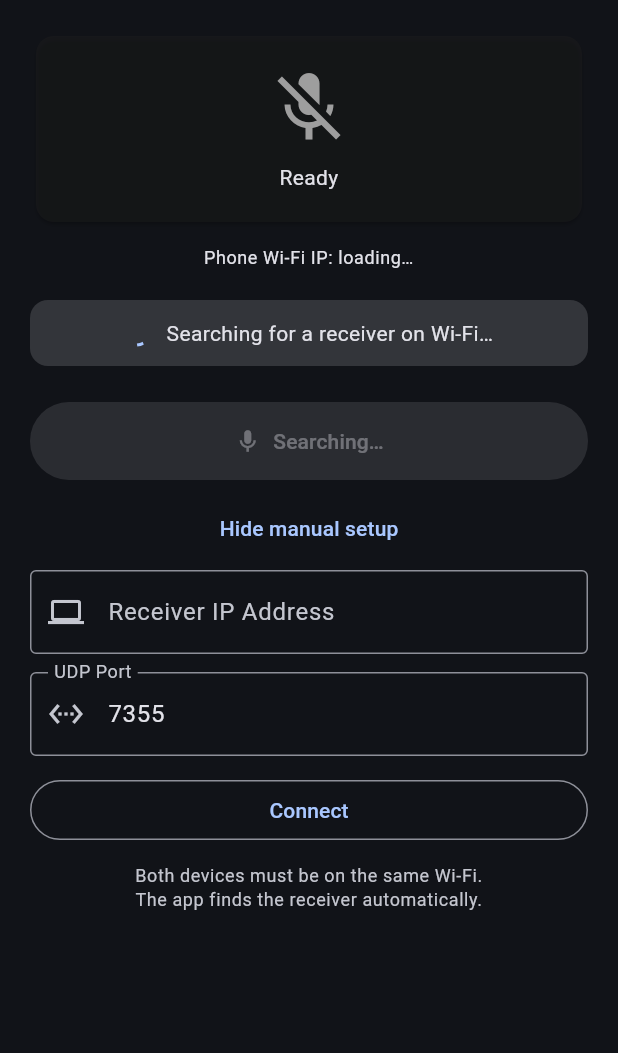
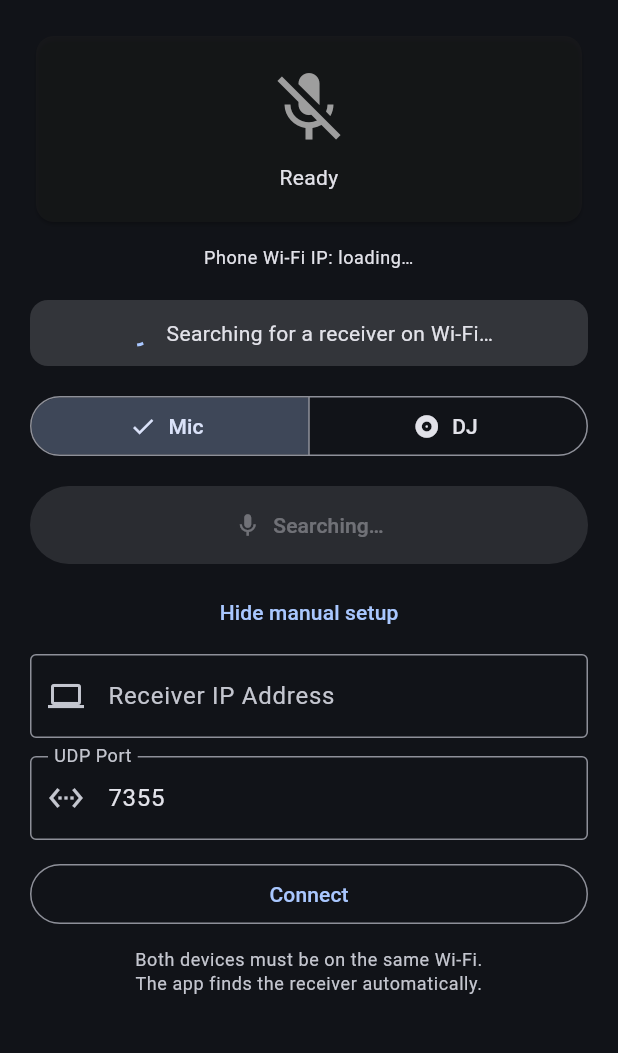
Before and after one commit to jesusonoro/wireless-mic, a Flutter app: the screen it shows after launch, on a phone screen of 412 x 824 dp, the part 84-1137 px from its top. Run offline on Flutter 3.47's test engine with Material 3 defaults, Android fonts, the phone set to English and light mode, and no system bars; our stand-ins replace permission_handler, wakelock_plus; missing offline and left inert: network_info_plus; statements that could not run were skipped.

Commit message:
Sender UI: MIC / DJ mode toggle
SegmentedButton to pick Mic vs DJ, disabled while streaming. DJ deliberately
does NOT auto-connect on discovery (it would pop the screen-capture consent
dialog with no user gesture) — it requires an explicit Start press, while mic
keeps its zero-config auto-connect. The VU meter, status icon, elapsed-time
readout (5 ms vs 10 ms chunks), and button label all adapt to the mode.

Co-Authored-By: Claude Opus 4.8 (1M context) <noreply@anthropic.com>

```diff
--- a/sender/lib/audio/audio_service.dart
+++ b/sender/lib/audio/audio_service.dart
@@ -15,4 +15,8 @@ class AudioService {
   Future<void> stopStreaming() {
     return _method.invokeMethod('stop');
   }
+
+  Future<void> startDj({required String host, required int port}) {
+    return _method.invokeMethod('startDj', {'host': host, 'port': port});
+  }
 }
--- a/sender/lib/ui/sender_screen.dart
+++ b/sender/lib/ui/sender_screen.dart
@@ -6,6 +6,8 @@ import 'package:network_info_plus/network_info_plus.dart';
 import 'package:wakelock_plus/wakelock_plus.dart';
 import '../audio/audio_service.dart';
 import '../discovery/discovery_service.dart';
+
+enum CaptureMode { mic, dj }
 
 class SenderScreen extends StatefulWidget {
   const SenderScreen({super.key});
@@ -28,11 +30,12 @@ class _SenderScreenState extends State<SenderScreen> {
   bool _showManual = false;
   String _status = 'Ready';
   int _packetsSent = 0;
-  double _level = 0;           // mic input level 0..1 for the VU meter
+  double _level = 0;           // input level 0..1 for the VU meter
   String _myIp = 'loading…';
   DiscoveredReceiver? _receiver;
   String? _ipError;
   String? _portError;
+  CaptureMode _mode = CaptureMode.mic;
 
   static const _ipPattern = r'^\d{1,3}\.\d{1,3}\.\d{1,3}\.\d{1,3}$';
 
@@ -67,8 +70,11 @@ class _SenderScreenState extends State<SenderScreen> {
   void _onReceiverFound(DiscoveredReceiver r) {
     final isNew = _receiver?.host != r.host || _receiver?.port != r.port;
     _receiver = r;
-    if (!_streaming && !_userStopped && !_connecting) {
-      _connect(r);                       // zero-config auto-connect
+    // Only auto-connect in MIC mode. In DJ mode the user must press Start
+    // explicitly — auto-connecting would fire the system screen-capture consent
+    // dialog without any user gesture, which is intrusive.
+    if (_mode == CaptureMode.mic && !_streaming && !_userStopped && !_connecting) {
+      _connect(r);                       // zero-config auto-connect (mic only)
     } else if (isNew && mounted) {
       setState(() {});                   // refresh the "found" banner
     }
@@ -100,6 +106,19 @@ class _SenderScreenState extends State<SenderScreen> {
     }
 
     try {
+      if (_mode == CaptureMode.dj) {
+        await _service.startDj(host: r.host, port: r.port);
+        // startDj returns before the system consent dialog resolves; streaming
+        // state is optimistic. If the user denies screen capture no packets will
+        // arrive (counter stays 0) and they can Stop and retry.
+        await WakelockPlus.enable();
+        setState(() {
+          _streaming = true;
+          _connecting = false;
+          _packetsSent = 0;
+          _status = 'Starting DJ — accept the screen-capture prompt';
+        });
+      } else {
         await _service.startStreaming(host: r.host, port: r.port);
         await WakelockPlus.enable();
         setState(() {
@@ -108,6 +127,7 @@ class _SenderScreenState extends State<SenderScreen> {
           _packetsSent = 0;
           _status = 'Connected to ${r.name}';
         });
+      }
     } on Exception catch (e) {
       setState(() {
         _connecting = false;
@@ -159,6 +179,7 @@ class _SenderScreenState extends State<SenderScreen> {
   @override
   Widget build(BuildContext context) {
     final cs = Theme.of(context).colorScheme;
+    final isDj = _mode == CaptureMode.dj;
     return Scaffold(
       backgroundColor: cs.surface,
       appBar: AppBar(
@@ -171,7 +192,12 @@ class _SenderScreenState extends State<SenderScreen> {
           child: Column(
             crossAxisAlignment: CrossAxisAlignment.stretch,
             children: [
-              _StatusCard(streaming: _streaming, status: _status, packets: _packetsSent),
+              _StatusCard(
+                streaming: _streaming,
+                status: _status,
+                packets: _packetsSent,
+                mode: _mode,
+              ),
               const SizedBox(height: 12),
               Text(
                 'Phone Wi-Fi IP: $_myIp',
@@ -186,19 +212,43 @@ class _SenderScreenState extends State<SenderScreen> {
               ),
               if (_streaming) ...[
                 const SizedBox(height: 16),
-                _MicLevel(level: _level),
+                _MicLevel(
+                  level: _level,
+                  label: isDj ? 'OUTPUT' : 'MIC INPUT',
+                  hint: isDj ? 'play music + talk…' : 'speak into the phone…',
+                ),
               ],
-              const SizedBox(height: 24),
+              const SizedBox(height: 16),
+              // Mode toggle — disabled while streaming or connecting
+              SegmentedButton<CaptureMode>(
+                segments: const [
+                  ButtonSegment(
+                    value: CaptureMode.mic,
+                    icon: Icon(Icons.mic),
+                    label: Text('Mic'),
+                  ),
+                  ButtonSegment(
+                    value: CaptureMode.dj,
+                    icon: Icon(Icons.album),
+                    label: Text('DJ'),
+                  ),
+                ],
+                selected: {_mode},
+                onSelectionChanged: (_streaming || _connecting)
+                    ? null
+                    : (s) => setState(() => _mode = s.first),
+              ),
+              const SizedBox(height: 16),
               FilledButton.icon(
                 onPressed: (_streaming || _receiver != null) && !_connecting
                     ? _onMainButton
                     : null,
-                icon: Icon(_streaming ? Icons.stop : Icons.mic),
+                icon: Icon(_streaming ? Icons.stop : (isDj ? Icons.album : Icons.mic)),
                 label: Text(
                   _streaming
-                      ? 'Stop Streaming'
+                      ? (isDj ? 'Stop DJ' : 'Stop Streaming')
                       : _receiver != null
-                          ? 'Start Streaming'
+                          ? (isDj ? 'Start DJ' : 'Start Streaming')
                           : 'Searching…',
                 ),
                 style: FilledButton.styleFrom(
@@ -297,7 +347,7 @@ class _DiscoveryBanner extends StatelessWidget {
     Widget content;
     if (streaming && receiver != null) {
       content = Text('Connected to ${receiver!.name}',
-          style: TextStyle(color: Colors.greenAccent));
+          style: const TextStyle(color: Colors.greenAccent));
     } else if (connecting) {
       content = const _SpinnerRow(text: 'Connecting…');
     } else if (receiver != null) {
@@ -341,15 +391,21 @@ class _SpinnerRow extends StatelessWidget {
   }
 }
 
-/// Segmented mic input-level meter (VU style) with peak-hold.
+/// Segmented input-level meter (VU style) with peak-hold.
 ///
 /// Fed by the `level` field of the metrics stream (~20 Hz while streaming).
 /// Uses a perceptual sqrt curve so normal speech lights a useful range, fast
 /// attack so transients show instantly, and slow release + a peak dot so the
 /// motion reads cleanly.
 class _MicLevel extends StatefulWidget {
-  const _MicLevel({required this.level});
+  const _MicLevel({
+    required this.level,
+    required this.label,
+    required this.hint,
+  });
   final double level;
+  final String label;
+  final String hint;
 
   @override
   State<_MicLevel> createState() => _MicLevelState();
@@ -389,7 +445,7 @@ class _MicLevelState extends State<_MicLevel> {
             Icon(Icons.graphic_eq, size: 14, color: cs.onSurfaceVariant),
             const SizedBox(width: 6),
             Text(
-              'MIC INPUT',
+              widget.label,
               style: Theme.of(context).textTheme.labelSmall?.copyWith(
                     color: cs.onSurfaceVariant,
                     letterSpacing: 1.5,
@@ -398,7 +454,7 @@ class _MicLevelState extends State<_MicLevel> {
             const Spacer(),
             if (silent)
               Text(
-                'speak into the phone…',
+                widget.hint,
                 style: Theme.of(context).textTheme.labelSmall?.copyWith(
                       color: cs.onSurfaceVariant,
                     ),
@@ -435,14 +491,22 @@ class _StatusCard extends StatelessWidget {
     required this.streaming,
     required this.status,
     required this.packets,
+    required this.mode,
   });
 
   final bool streaming;
   final String status;
   final int packets;
+  final CaptureMode mode;
 
   @override
   Widget build(BuildContext context) {
+    final IconData icon;
+    if (mode == CaptureMode.dj) {
+      icon = streaming ? Icons.album : Icons.album_outlined;
+    } else {
+      icon = streaming ? Icons.mic : Icons.mic_off;
+    }
     return Card(
       color: streaming
           ? Colors.green.shade900.withValues(alpha: 0.6)
@@ -452,7 +516,7 @@ class _StatusCard extends StatelessWidget {
         child: Column(
           children: [
             Icon(
-              streaming ? Icons.mic : Icons.mic_off,
+              icon,
               size: 56,
               color: streaming ? Colors.greenAccent : Colors.grey,
             ),
@@ -461,7 +525,7 @@ class _StatusCard extends StatelessWidget {
             if (streaming) ...[
               const SizedBox(height: 4),
               Text(
-                '$packets packets sent  ·  ${(packets * 10 / 1000).toStringAsFixed(1)}s',
+                '$packets packets sent  ·  ${(packets * (mode == CaptureMode.dj ? 5 : 10) / 1000).toStringAsFixed(1)}s',
                 style: Theme.of(context).textTheme.bodySmall,
               ),
             ],
```
Lines whose indentation alone changed are shown as unchanged.
